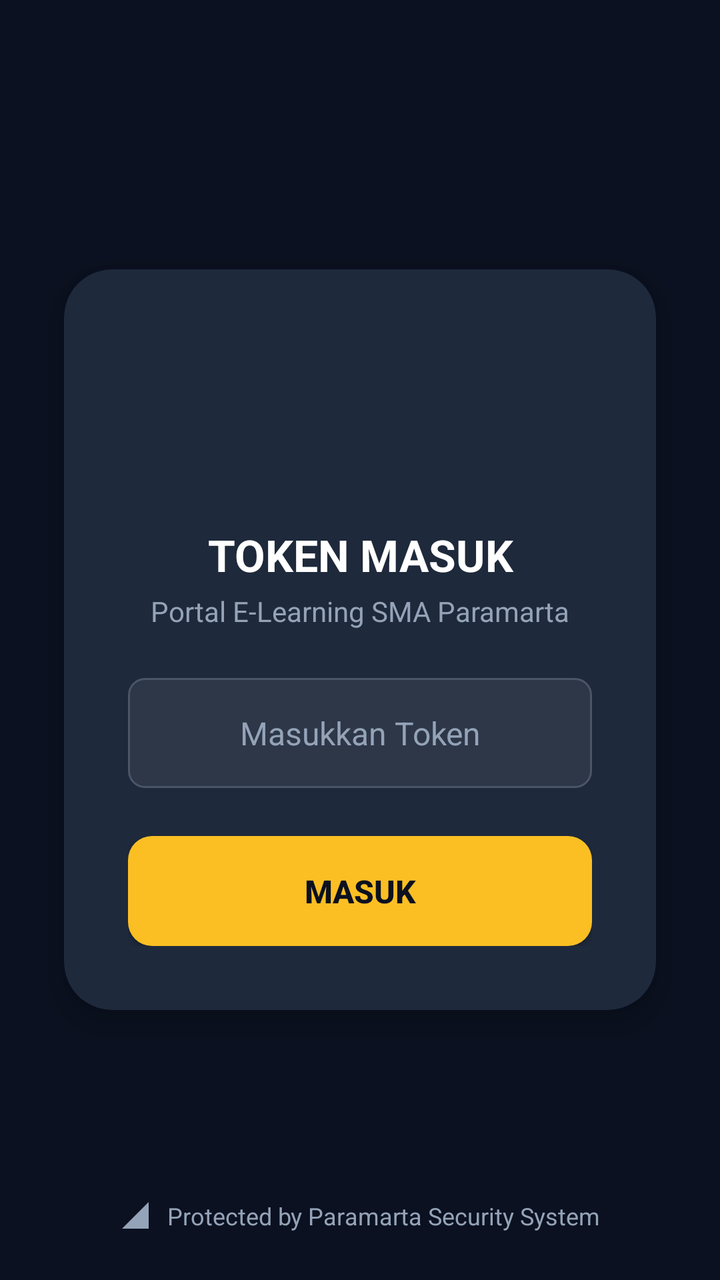
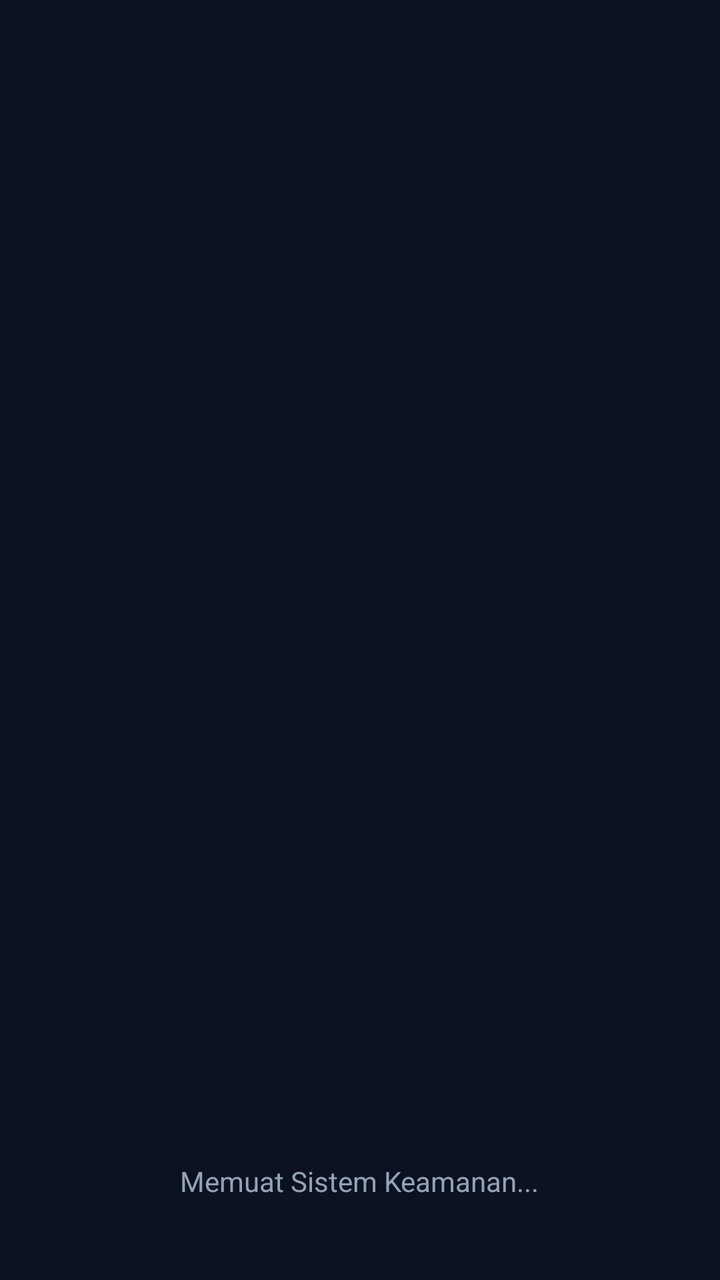

Compare the two renders of this Android layout. The source of the first and the diff that turns it into the second are given below.
<!-- AndroidManifest.xml: application theme Theme.ExambroParamartha -->
<!-- res/layout/activity_main.xml -->
<?xml version="1.0" encoding="utf-8"?>
<RelativeLayout xmlns:android="http://schemas.android.com/apk/res/android"
    xmlns:app="http://schemas.android.com/apk/res-auto"
    android:id="@+id/mainLayout"
    android:layout_width="match_parent"
    android:layout_height="match_parent"
    android:background="@color/bg_dark">

    <WebView
        android:id="@+id/webView"
        android:layout_width="match_parent"
        android:layout_height="match_parent" />

    
    <LinearLayout
        android:id="@+id/customHeader"
        android:layout_width="match_parent"
        android:layout_height="56dp"
        android:background="#D90B1120"
        android:orientation="horizontal"
        android:gravity="center_vertical"
        android:paddingHorizontal="16dp"
        android:layout_alignParentTop="true">

        <TextView
            android:layout_width="0dp"
            android:layout_height="wrap_content"
            android:layout_weight="1"
            android:text="@string/app_name"
            android:textColor="@color/text_white"
            android:textSize="16sp"
            android:textStyle="bold" />

        <ImageView
            android:id="@+id/ivSignal"
            android:layout_width="24dp"
            android:layout_height="24dp"
            android:layout_marginEnd="8dp"
            android:src="@drawable/ic_signal"
            app:tint="@color/text_white" />

        <TextView
            android:id="@+id/tvBattery"
            android:layout_width="wrap_content"
            android:layout_height="wrap_content"
            android:layout_marginEnd="4dp"
            android:text="100%"
            android:textColor="@color/text_white"
            android:textSize="14sp"
            android:textStyle="bold" />

        <ImageView
            android:id="@+id/ivBattery"
            android:layout_width="24dp"
            android:layout_height="24dp"
            android:layout_marginEnd="16dp"
            android:src="@drawable/ic_battery"
            app:tint="@color/text_white" />

        <ImageButton
            android:id="@+id/btnExit"
            android:layout_width="32dp"
            android:layout_height="32dp"
            android:background="?android:attr/selectableItemBackgroundBorderless"
            android:src="@drawable/ic_exit"
            app:tint="@color/color_gold" />
    </LinearLayout>

    
    <RelativeLayout
        android:id="@+id/tokenOverlay"
        android:layout_width="match_parent"
        android:layout_height="match_parent"
        android:background="@color/bg_dark"
        android:clickable="true"
        android:focusable="true"
        android:elevation="10dp">

        <androidx.cardview.widget.CardView
            android:id="@+id/cardToken"
            android:layout_width="match_parent"
            android:layout_height="wrap_content"
            android:layout_centerInParent="true"
            android:layout_marginHorizontal="32dp"
            app:cardBackgroundColor="@color/bg_card"
            app:cardCornerRadius="24dp"
            app:cardElevation="8dp">

            <LinearLayout
                android:layout_width="match_parent"
                android:layout_height="wrap_content"
                android:orientation="vertical"
                android:gravity="center_horizontal"
                android:padding="32dp">

                <ImageView
                    android:id="@+id/ivLogoToken"
                    android:layout_width="80dp"
                    android:layout_height="80dp"
                    android:layout_marginBottom="16dp"
                    android:src="@drawable/logo"
                    android:scaleType="fitCenter" />

                <TextView
                    android:id="@+id/tvOverlayTitle"
                    android:layout_width="match_parent"
                    android:layout_height="wrap_content"
                    android:layout_marginBottom="4dp"
                    android:gravity="center"
                    android:text="TOKEN MASUK"
                    android:textColor="@color/text_white"
                    android:textSize="22sp"
                    android:textStyle="bold" />
                    
                <TextView
                    android:id="@+id/tvOverlaySubtitle"
                    android:layout_width="match_parent"
                    android:layout_height="wrap_content"
                    android:layout_marginBottom="24dp"
                    android:gravity="center"
                    android:text="Portal E-Learning SMA Paramarta"
                    android:textColor="@color/text_gray"
                    android:textSize="14sp" />

                <EditText
                    android:id="@+id/etOverlayToken"
                    android:layout_width="match_parent"
                    android:layout_height="55dp"
                    android:layout_marginBottom="24dp"
                    android:background="@drawable/bg_edittext"
                    android:gravity="center"
                    android:hint="Masukkan Token"
                    android:inputType="textPassword"
                    android:paddingHorizontal="16dp"
                    android:textColor="@color/text_white"
                    android:textColorHint="@color/text_gray"
                    android:textSize="16sp" />

                <Button
                    android:id="@+id/btnOverlaySubmit"
                    android:layout_width="match_parent"
                    android:layout_height="55dp"
                    android:background="@drawable/bg_button"
                    android:text="MASUK"
                    android:textColor="@color/bg_dark"
                    android:textSize="16sp"
                    android:textStyle="bold"
                    app:backgroundTint="@null" />
                    
                <Button
                    android:id="@+id/btnOverlayCancel"
                    android:layout_width="match_parent"
                    android:layout_height="wrap_content"
                    android:layout_marginTop="8dp"
                    android:background="@android:color/transparent"
                    android:text="Batal"
                    android:textColor="@color/text_gray"
                    android:visibility="gone" />

            </LinearLayout>
        </androidx.cardview.widget.CardView>

        
        <LinearLayout
            android:layout_width="match_parent"
            android:layout_height="wrap_content"
            android:layout_alignParentBottom="true"
            android:layout_marginBottom="24dp"
            android:gravity="center"
            android:orientation="horizontal">
            <ImageView
                android:layout_width="16dp"
                android:layout_height="16dp"
                android:src="@drawable/ic_signal" 
                app:tint="@color/text_gray"
                android:layout_marginEnd="8dp"/>
            <TextView
                android:id="@+id/tvSecurityText"
                android:layout_width="wrap_content"
                android:layout_height="wrap_content"
                android:text="Protected by Paramarta Security System"
                android:textColor="@color/text_gray"
                android:textSize="12sp" />
        </LinearLayout>
    </RelativeLayout>
</RelativeLayout>
<!-- resources referenced by this layout -->
<resources>
  <color name="bg_card">#1E293B</color>
  <color name="bg_dark">#0B1120</color>
  <color name="color_gold">#FBBF24</color>
  <color name="text_gray">#94A3B8</color>
  <color name="text_white">#FFFFFF</color>
  <!-- drawable bg_button (drawable) -->
  <?xml version="1.0" encoding="utf-8"?>
  <shape xmlns:android="http://schemas.android.com/apk/res/android">
      <solid android:color="@color/color_gold" />
      <corners android:radius="12dp" />
  </shape>
  <!-- drawable bg_edittext (drawable) -->
  <?xml version="1.0" encoding="utf-8"?>
  <shape xmlns:android="http://schemas.android.com/apk/res/android">
      <solid android:color="#2D3748" />
      <corners android:radius="8dp" />
      <stroke
          android:width="1dp"
          android:color="#4A5568" />
  </shape>
  <!-- drawable ic_battery (drawable) -->
  <vector xmlns:android="http://schemas.android.com/apk/res/android"
      android:width="24dp"
      android:height="24dp"
      android:viewportWidth="24"
      android:viewportHeight="24"
      android:tint="#FFFFFF">
      <path
          android:fillColor="@android:color/white"
          android:pathData="M15.67,4H14V2h-4v2H8.33C7.6,4 7,4.6 7,5.33v15.33C7,21.4 7.6,22 8.33,22h7.33c0.74,0 1.34,-0.6 1.34,-1.33V5.33C17,4.6 16.4,4 15.67,4z"/>
  </vector>
  <!-- drawable ic_exit (drawable) -->
  <vector xmlns:android="http://schemas.android.com/apk/res/android"
      android:width="24dp"
      android:height="24dp"
      android:viewportWidth="24"
      android:viewportHeight="24"
      android:tint="#FFFFFF">
      <path
          android:fillColor="@android:color/white"
          android:pathData="M10.09,15.59L11.5,17l5,-5 -5,-5 -1.41,1.41L12.67,11H3v2h9.67l-2.58,2.59zM19,3H5c-1.11,0 -2,0.9 -2,2v4h2V5h14v14H5v-4H3v4c0,1.1 0.89,2 2,2h14c1.1,0 2,-0.9 2,-2V5c0,-1.1 -0.9,-2 -2,-2z"/>
  </vector>
  <!-- drawable ic_signal (drawable) -->
  <vector xmlns:android="http://schemas.android.com/apk/res/android"
      android:width="24dp"
      android:height="24dp"
      android:viewportWidth="24"
      android:viewportHeight="24"
      android:tint="#FFFFFF">
      <path
          android:fillColor="@android:color/white"
          android:pathData="M2,22h20V2L2,22z"/>
  </vector>
  <string name="app_name">Exambro SMA Paramartha</string>
  <style name="Theme.ExambroParamartha" parent="Theme.AppCompat.Light.NoActionBar">
          <item name="colorPrimary">@color/bg_dark</item>
          <item name="colorPrimaryDark">@color/bg_dark</item>
          <item name="colorAccent">@color/color_gold</item>
          <item name="android:windowBackground">@color/bg_dark</item>
      </style>
</resources>

<!-- the commit's change to res/layout/activity_main.xml (unified diff, before → after) -->
@@ -26,15 +26,15 @@
             android:layout_width="0dp"
             android:layout_height="wrap_content"
             android:layout_weight="1"
-            android:text="@string/app_name"
+            android:text="Exambro SMA Paramartha"
             android:textColor="@color/text_white"
             android:textSize="16sp"
             android:textStyle="bold" />
 
         <ImageView
             android:id="@+id/ivSignal"
-            android:layout_width="24dp"
-            android:layout_height="24dp"
+            android:layout_width="20dp"
+            android:layout_height="20dp"
             android:layout_marginEnd="8dp"
             android:src="@drawable/ic_signal"
             app:tint="@color/text_white" />
@@ -43,7 +43,7 @@
             android:id="@+id/tvBattery"
             android:layout_width="wrap_content"
             android:layout_height="wrap_content"
-            android:layout_marginEnd="4dp"
+            android:layout_marginEnd="6dp"
             android:text="100%"
             android:textColor="@color/text_white"
             android:textSize="14sp"
@@ -51,16 +51,16 @@
 
         <ImageView
             android:id="@+id/ivBattery"
-            android:layout_width="24dp"
-            android:layout_height="24dp"
+            android:layout_width="20dp"
+            android:layout_height="20dp"
             android:layout_marginEnd="16dp"
             android:src="@drawable/ic_battery"
             app:tint="@color/text_white" />
 
         <ImageButton
             android:id="@+id/btnExit"
-            android:layout_width="32dp"
-            android:layout_height="32dp"
+            android:layout_width="28dp"
+            android:layout_height="28dp"
             android:background="?android:attr/selectableItemBackgroundBorderless"
             android:src="@drawable/ic_exit"
             app:tint="@color/color_gold" />
@@ -74,91 +74,85 @@
         android:background="@color/bg_dark"
         android:clickable="true"
         android:focusable="true"
-        android:elevation="10dp">
-
-        <androidx.cardview.widget.CardView
+        android:elevation="10dp"
+        android:visibility="gone">
+
+        
+        <LinearLayout
             android:id="@+id/cardToken"
             android:layout_width="match_parent"
             android:layout_height="wrap_content"
             android:layout_centerInParent="true"
             android:layout_marginHorizontal="32dp"
-            app:cardBackgroundColor="@color/bg_card"
-            app:cardCornerRadius="24dp"
-            app:cardElevation="8dp">
-
-            <LinearLayout
-                android:layout_width="match_parent"
-                android:layout_height="wrap_content"
-                android:orientation="vertical"
-                android:gravity="center_horizontal"
-                android:padding="32dp">
-
-                <ImageView
-                    android:id="@+id/ivLogoToken"
-                    android:layout_width="80dp"
-                    android:layout_height="80dp"
-                    android:layout_marginBottom="16dp"
-                    android:src="@drawable/logo"
-                    android:scaleType="fitCenter" />
-
-                <TextView
-                    android:id="@+id/tvOverlayTitle"
-                    android:layout_width="match_parent"
-                    android:layout_height="wrap_content"
-                    android:layout_marginBottom="4dp"
-                    android:gravity="center"
-                    android:text="TOKEN MASUK"
-                    android:textColor="@color/text_white"
-                    android:textSize="22sp"
-                    android:textStyle="bold" />
-                    
-                <TextView
-                    android:id="@+id/tvOverlaySubtitle"
-                    android:layout_width="match_parent"
-                    android:layout_height="wrap_content"
-                    android:layout_marginBottom="24dp"
-                    android:gravity="center"
-                    android:text="Portal E-Learning SMA Paramarta"
-                    android:textColor="@color/text_gray"
-                    android:textSize="14sp" />
-
-                <EditText
-                    android:id="@+id/etOverlayToken"
-                    android:layout_width="match_parent"
-                    android:layout_height="55dp"
-                    android:layout_marginBottom="24dp"
-                    android:background="@drawable/bg_edittext"
-                    android:gravity="center"
-                    android:hint="Masukkan Token"
-                    android:inputType="textPassword"
-                    android:paddingHorizontal="16dp"
-                    android:textColor="@color/text_white"
-                    android:textColorHint="@color/text_gray"
-                    android:textSize="16sp" />
-
-                <Button
-                    android:id="@+id/btnOverlaySubmit"
-                    android:layout_width="match_parent"
-                    android:layout_height="55dp"
-                    android:background="@drawable/bg_button"
-                    android:text="MASUK"
-                    android:textColor="@color/bg_dark"
-                    android:textSize="16sp"
-                    android:textStyle="bold"
-                    app:backgroundTint="@null" />
-                    
-                <Button
-                    android:id="@+id/btnOverlayCancel"
-                    android:layout_width="match_parent"
-                    android:layout_height="wrap_content"
-                    android:layout_marginTop="8dp"
-                    android:background="@android:color/transparent"
-                    android:text="Batal"
-                    android:textColor="@color/text_gray"
-                    android:visibility="gone" />
-
-            </LinearLayout>
-        </androidx.cardview.widget.CardView>
+            android:background="@drawable/bg_glass"
+            android:orientation="vertical"
+            android:gravity="center_horizontal"
+            android:padding="32dp">
+
+            <ImageView
+                android:id="@+id/ivLogoToken"
+                android:layout_width="90dp"
+                android:layout_height="90dp"
+                android:layout_marginBottom="16dp"
+                android:src="@drawable/logo"
+                android:scaleType="fitCenter" />
+
+            <TextView
+                android:id="@+id/tvOverlayTitle"
+                android:layout_width="match_parent"
+                android:layout_height="wrap_content"
+                android:layout_marginBottom="4dp"
+                android:gravity="center"
+                android:text="TOKEN MASUK"
+                android:textColor="@color/text_white"
+                android:textSize="22sp"
+                android:textStyle="bold" />
+                
+            <TextView
+                android:id="@+id/tvOverlaySubtitle"
+                android:layout_width="match_parent"
+                android:layout_height="wrap_content"
+                android:layout_marginBottom="24dp"
+                android:gravity="center"
+                android:text="Portal E-Learning SMA Paramartha"
+                android:textColor="@color/text_gray"
+                android:textSize="14sp" />
+
+            <EditText
+                android:id="@+id/etOverlayToken"
+                android:layout_width="match_parent"
+                android:layout_height="55dp"
+                android:layout_marginBottom="24dp"
+                android:background="@drawable/bg_edittext"
+                android:gravity="center"
+                android:hint="Masukkan Token"
+                android:inputType="textPassword"
+                android:paddingHorizontal="16dp"
+                android:textColor="@color/text_white"
+                android:textColorHint="@color/text_gray"
+                android:textSize="16sp" />
+
+            <Button
+                android:id="@+id/btnOverlaySubmit"
+                android:layout_width="match_parent"
+                android:layout_height="55dp"
+                android:background="@drawable/bg_button"
+                android:text="MASUK"
+                android:textColor="#000000"
+                android:textSize="16sp"
+                android:textStyle="bold"
+                app:backgroundTint="@null" />
+                
+            <Button
+                android:id="@+id/btnOverlayCancel"
+                android:layout_width="match_parent"
+                android:layout_height="wrap_content"
+                android:layout_marginTop="8dp"
+                android:background="@android:color/transparent"
+                android:text="Batal"
+                android:textColor="@color/text_gray"
+                android:visibility="gone" />
+        </LinearLayout>
 
         
         <LinearLayout
@@ -178,9 +172,39 @@
                 android:id="@+id/tvSecurityText"
                 android:layout_width="wrap_content"
                 android:layout_height="wrap_content"
-                android:text="Protected by Paramarta Security System"
+                android:text="Protected by Paramartha Security System"
                 android:textColor="@color/text_gray"
                 android:textSize="12sp" />
         </LinearLayout>
     </RelativeLayout>
+
+    
+    <RelativeLayout
+        android:id="@+id/splashScreen"
+        android:layout_width="match_parent"
+        android:layout_height="match_parent"
+        android:background="@color/bg_dark"
+        android:clickable="true"
+        android:focusable="true"
+        android:elevation="20dp"
+        android:visibility="visible">
+
+        <ImageView
+            android:layout_width="120dp"
+            android:layout_height="120dp"
+            android:layout_centerInParent="true"
+            android:src="@drawable/logo"
+            android:scaleType="fitCenter" />
+            
+        <TextView
+            android:layout_width="wrap_content"
+            android:layout_height="wrap_content"
+            android:layout_alignParentBottom="true"
+            android:layout_centerHorizontal="true"
+            android:layout_marginBottom="40dp"
+            android:text="Memuat Sistem Keamanan..."
+            android:textColor="@color/text_gray"
+            android:textSize="14sp" />
+    </RelativeLayout>
+
 </RelativeLayout>
<!-- resource entries referenced after the edit -->
@@ -1,6 +1,5 @@
 <!-- resources referenced by this layout -->
 <resources>
-  <color name="bg_card">#1E293B</color>
   <color name="bg_dark">#0B1120</color>
   <color name="color_gold">#FBBF24</color>
   <color name="text_gray">#94A3B8</color>
@@ -19,6 +18,13 @@
       <stroke
           android:width="1dp"
           android:color="#4A5568" />
+  </shape>
+  <!-- drawable bg_glass (drawable) -->
+  <?xml version="1.0" encoding="utf-8"?>
+  <shape xmlns:android="http://schemas.android.com/apk/res/android">
+      <solid android:color="@color/bg_card" />
+      <corners android:radius="24dp" />
+      <stroke android:width="1dp" android:color="#2D3748" />
   </shape>
   <!-- drawable ic_battery (drawable) -->
   <vector xmlns:android="http://schemas.android.com/apk/res/android"
@@ -53,12 +59,12 @@
           android:fillColor="@android:color/white"
           android:pathData="M2,22h20V2L2,22z"/>
   </vector>
-  <string name="app_name">Exambro SMA Paramartha</string>
-  <style name="Theme.ExambroParamartha" parent="Theme.AppCompat.Light.NoActionBar">
+  <style name="Theme.ExambroParamartha" parent="Theme.AppCompat.DayNight.NoActionBar">
           <item name="colorPrimary">@color/bg_dark</item>
           <item name="colorPrimaryDark">@color/bg_dark</item>
           <item name="colorAccent">@color/color_gold</item>
           <item name="android:windowBackground">@color/bg_dark</item>
       </style>
+  <color name="bg_card">#1E293B</color>
 </resources>
 
